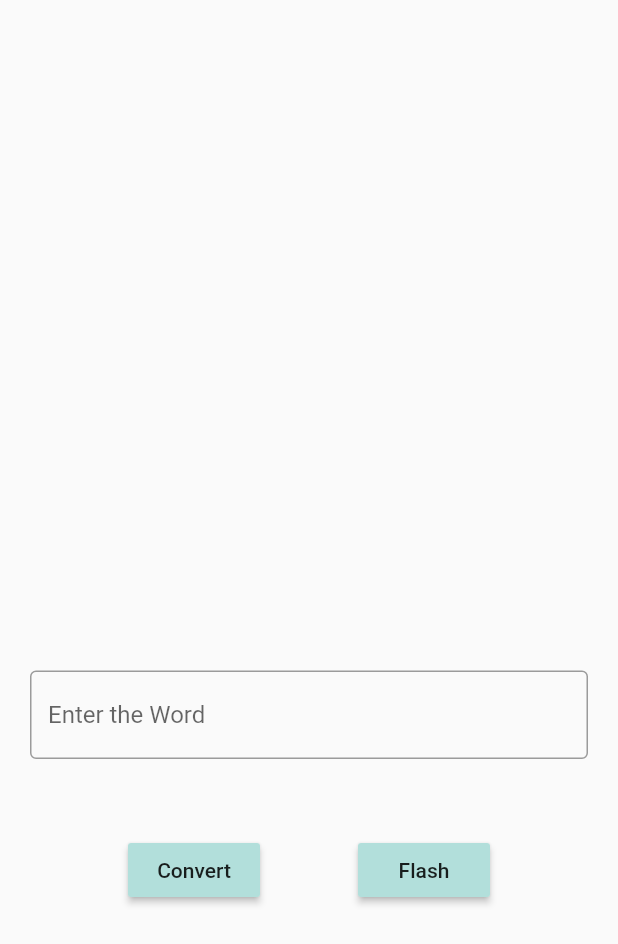
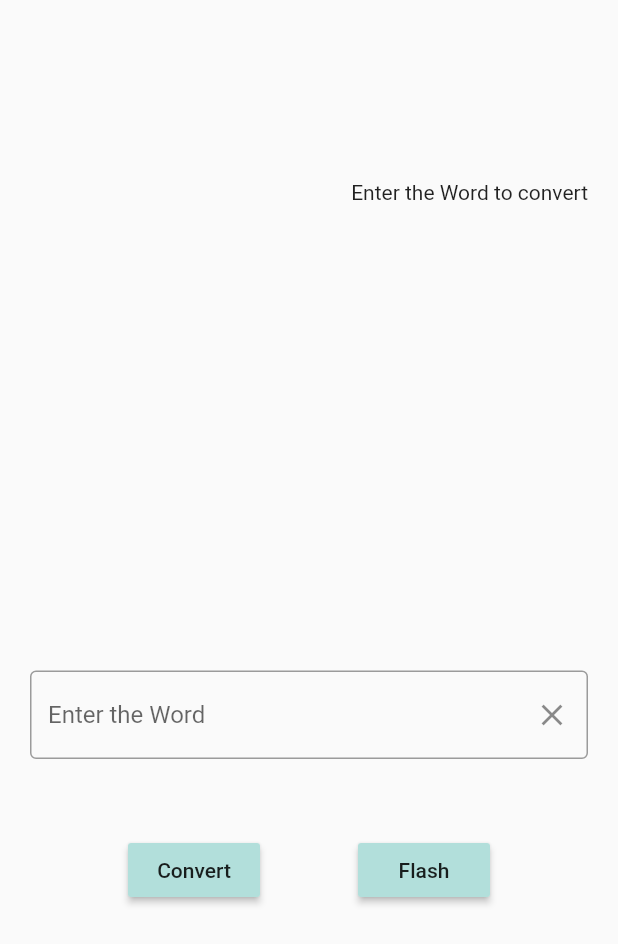
Before and after one commit to 13X02/Tinkerhub-CoCoder, a Flutter app: the screen it shows after launch, after a tap on "Flash", on a phone screen of 412 x 824 dp. Shown: the top 944 px of the screen. Run offline on Flutter 3.47's test engine with Material 2 defaults, Android fonts, the light colour scheme and no system bars; missing offline and left inert: morse, torch_light; statements that could not run were skipped; project files that could hold a hidden picture were left out.

Commit message:
morse code flasher

```diff
--- a/morse_code/lib/main.dart
+++ b/morse_code/lib/main.dart
@@ -17,6 +17,7 @@ class _HomeState extends State<Home> {
   final _text = TextEditingController();
   String userInput = '';
   String morseCode = '';
+  String display = 'Enter the Word to convert';
   final Morse morse = new Morse();
   @override
   Widget build(BuildContext context) {
@@ -27,6 +28,16 @@ class _HomeState extends State<Home> {
           crossAxisAlignment: CrossAxisAlignment.end,
           mainAxisAlignment: MainAxisAlignment.center,
           children: [
+            SizedBox(
+              height: 100,
+            ),
+            Text(
+              display,
+              style: TextStyle(
+                fontSize: 30
+                fontFamily: 'Montserrat',
+                ),
+            ),
             Expanded(
               child: Container(
                 child: Center(
@@ -40,7 +51,15 @@ class _HomeState extends State<Home> {
             TextField(
               controller: _text,
               decoration: InputDecoration(
-                  hintText: "Enter the Word", border: OutlineInputBorder()),
+                hintText: "Enter the Word",
+                border: OutlineInputBorder(),
+                suffixIcon: IconButton(
+                  onPressed: () {
+                    _text.clear();
+                  },
+                  icon: const Icon(Icons.clear),
+                ),
+              ),
             ),
             SizedBox(
               height: 50,
@@ -51,6 +70,7 @@ class _HomeState extends State<Home> {
                 MaterialButton(
                   onPressed: () {
                     setState(() {
+                      display = "Morse Code is";
                       userInput = _text.text;
                       morseCode = morse.encode(userInput);
                     });
@@ -59,16 +79,19 @@ class _HomeState extends State<Home> {
                   color: Colors.teal[100],
                 ),
                 MaterialButton(
-                  onPressed: () {
+                  onPressed: () async {
                     for (var i = 0; i < morseCode.length; i++) {
                       userInput = _text.text;
                       morseCode = morse.encode(userInput);
                       if (morseCode[i] == '-') {
                         _turnOnFlash(context);
+                        await Future.delayed(const Duration(seconds: 1), () {});
                       } else if (morseCode[i] == '.') {
                         _turnOffFlash(context);
+                        await Future.delayed(const Duration(seconds: 1), () {});
                       }
                     }
+                    _turnOffFlash(context);
                   },
                   child: Text("Flash"),
                   color: Colors.teal[100],
```
Also changed, not shown: 4 other files.
